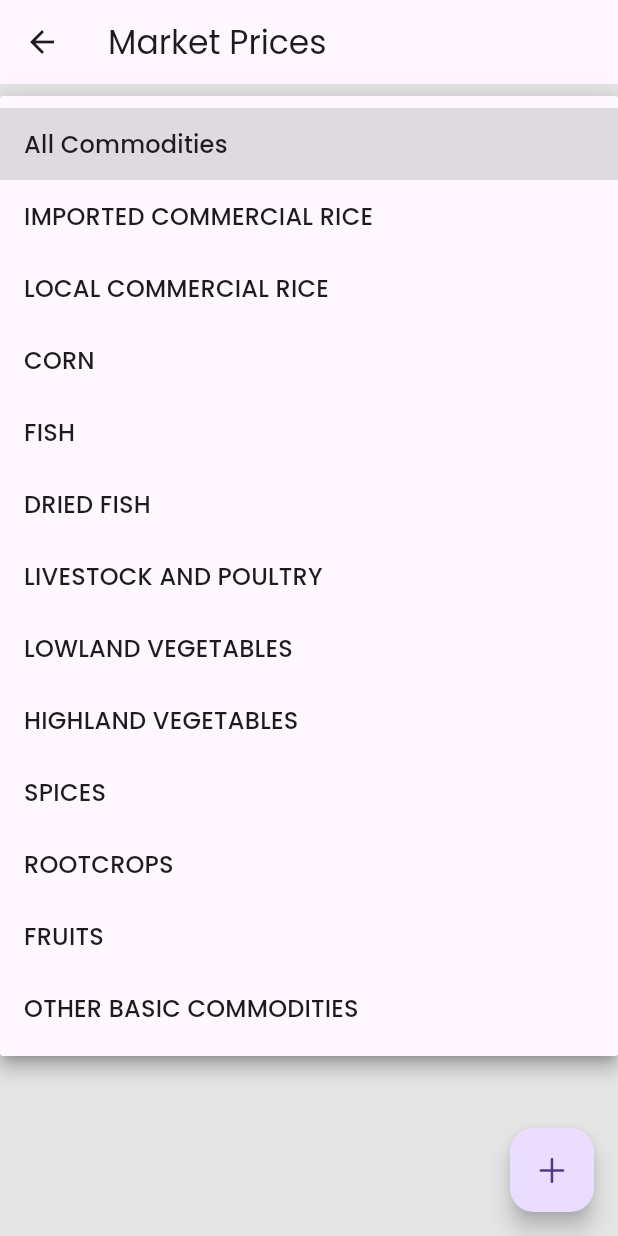
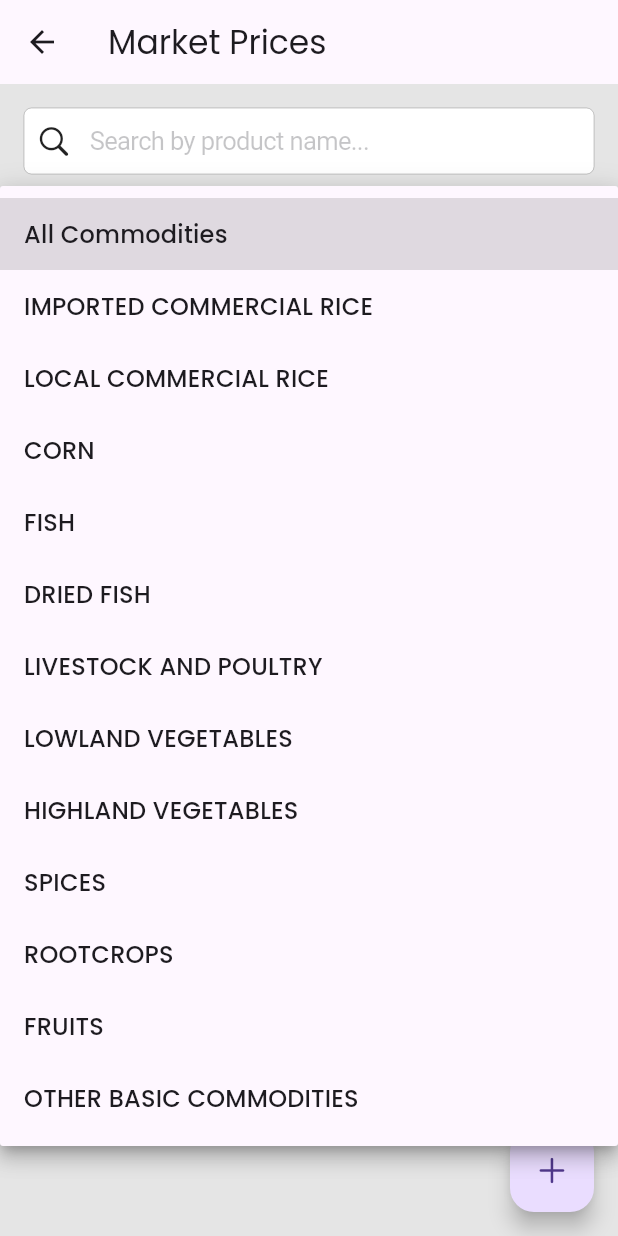
Before and after one commit to devvll1/AGRITEKV1, a Flutter app: the ViewMarketPrice screen opened directly, after a tap on "All Commodities", on a phone screen of 412 x 824 dp. Run offline on Flutter 3.47's test engine with Material 3 defaults, Android fonts, the phone set to English and light mode, and no system bars; our stand-ins replace cloud_firestore, firebase_auth, firebase_core, firebase_storage, geolocator, image_picker and 5 more; accounts and stored records are empty.

Commit message:
added search and alphabetical for prices

```diff
--- a/lib/Updates/Market Price/view_market_price.dart
+++ b/lib/Updates/Market Price/view_market_price.dart
@@ -14,6 +14,7 @@ class ViewMarketPrice extends StatefulWidget {
 
 class _ViewMarketPriceState extends State<ViewMarketPrice> {
   String? _selectedCommodity;
+  String _searchQuery = ''; // Add a search query variable
   final List<String> _commodities = [
     'IMPORTED COMMERCIAL RICE',
     'LOCAL COMMERCIAL RICE',
@@ -40,6 +41,22 @@ class _ViewMarketPriceState extends State<ViewMarketPrice> {
           padding: const EdgeInsets.all(16.0),
           child: Column(
             children: [
+              // Search Bar
+              CupertinoTextField(
+                placeholder: 'Search by product name...',
+                onChanged: (value) {
+                  setState(() {
+                    _searchQuery = value.toLowerCase();
+                  });
+                },
+                padding: const EdgeInsets.all(12),
+                prefix: const Padding(
+                  padding: EdgeInsets.only(left: 8.0),
+                  child: Icon(CupertinoIcons.search),
+                ),
+              ),
+              const SizedBox(height: 16),
+              // Dropdown for filtering by commodity
               DropdownButtonFormField<String>(
                 value: _selectedCommodity,
                 decoration: InputDecoration(
@@ -72,6 +89,7 @@ class _ViewMarketPriceState extends State<ViewMarketPrice> {
                 },
               ),
               const SizedBox(height: 16),
+              // StreamBuilder for displaying data
               Expanded(
                 child: StreamBuilder<QuerySnapshot>(
                   stream: _selectedCommodity == null
@@ -89,7 +107,20 @@ class _ViewMarketPriceState extends State<ViewMarketPrice> {
                     if (!snapshot.hasData || snapshot.data!.docs.isEmpty) {
                       return const Center(child: Text('No data available'));
                     }
-                    final data = snapshot.data!.docs;
+
+                    // Filter and sort data
+                    final data = snapshot.data!.docs
+                        .where((doc) => doc['product_name']
+                            .toString()
+                            .toLowerCase()
+                            .contains(_searchQuery))
+                        .toList()
+                      ..sort((a, b) => a['product_name']
+                          .toString()
+                          .toLowerCase()
+                          .compareTo(
+                              b['product_name'].toString().toLowerCase()));
+
                     return ListView.builder(
                       itemCount: data.length,
                       itemBuilder: (context, index) {
@@ -207,7 +238,7 @@ class _ViewMarketPriceState extends State<ViewMarketPrice> {
             MaterialPageRoute(builder: (context) => AddMarketPrice()),
           );
         },
-        child: const Icon(CupertinoIcons.add), // Changed to CupertinoIcons.add
+        child: const Icon(CupertinoIcons.add),
         tooltip: 'Add Market Price',
       ),
     );
```
